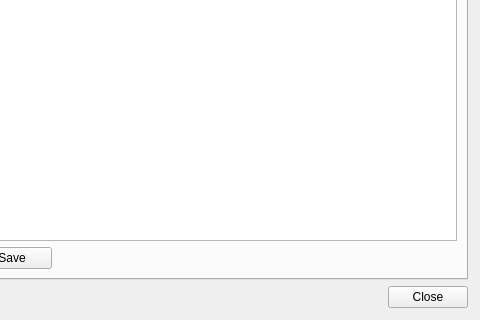
First picture: the form in app/dialog.ui, repository krooks/qsilib, before the edit; both pictures show x 224 to 704 and y 127 to 447 of the 704 by 447 pixel window.
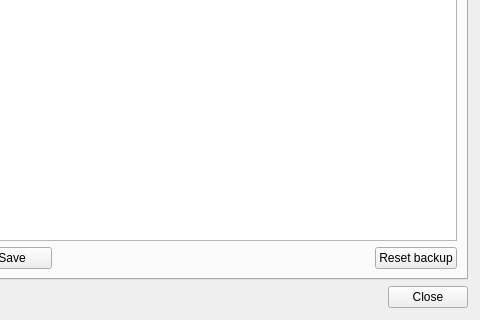
Second picture: the form after the edit. The open tabs and pages were chosen to show the change.

Commit message: Added erase backup command

```diff
--- a/app/dialog.ui
+++ b/app/dialog.ui
@@ -563,6 +563,13 @@
              </property>
             </spacer>
            </item>
+           <item>
+            <widget class="QPushButton" name="resetBackup">
+             <property name="text">
+              <string>Reset backup</string>
+             </property>
+            </widget>
+           </item>
           </layout>
          </item>
         </layout>
```
The commit also changes 4 other files.
